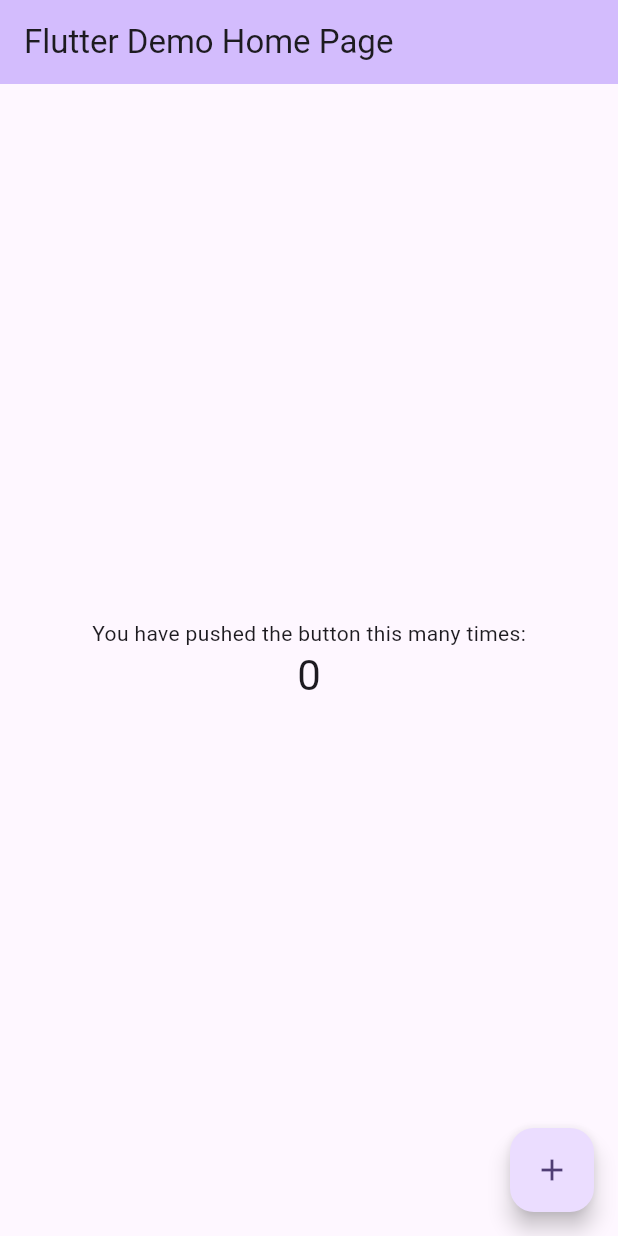
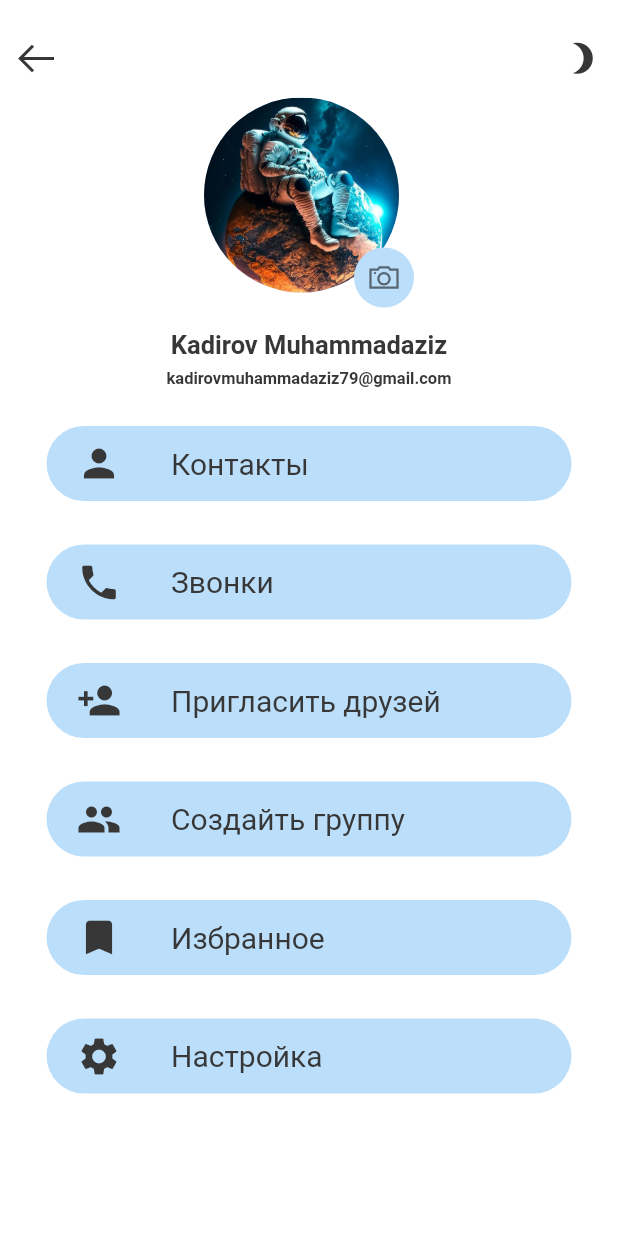
Before and after one commit to JanibekJali/Kezek, a Flutter app: the screen it shows after launch, on a phone screen of 412 x 824 dp. Run offline on Flutter 3.47's test engine with Material 2 defaults, Android fonts, the light colour scheme and no system bars; our stand-ins replace animated_theme_switcher, line_awesome_flutter.

Commit message:
Profile is done

```diff
--- /dev/null
+++ b/lib/app/constants/theme_const.dart
@@ -0,0 +1,34 @@
+import 'package:flutter/material.dart';
+
+//contants  color
+const kDarkPrimaryColor = Color(0xff212121);
+const kDarkSecondaryColor = Color(0xff373737);
+const kLightSecondaryColor = Color(0xfff3f7fb);
+const kLightPrimaryColor = Color(0xffffffff);
+//theme dark
+final kDarkTheme = ThemeData(
+  brightness: Brightness.dark,
+  primaryColor: kDarkPrimaryColor,
+  canvasColor: kDarkPrimaryColor,
+  backgroundColor: kDarkSecondaryColor,
+  iconTheme: ThemeData.dark().iconTheme.copyWith(color: kLightSecondaryColor),
+  textTheme: ThemeData.dark().textTheme.apply(
+        bodyColor: kLightSecondaryColor,
+        displayColor: kLightSecondaryColor,
+      ),
+);
+//theme light
+final kLightTheme = ThemeData(
+  brightness: Brightness.light,
+  primaryColor: kLightPrimaryColor,
+  canvasColor: kLightPrimaryColor,
+  backgroundColor: kLightSecondaryColor,
+  iconTheme: ThemeData.light().iconTheme.copyWith(color: kDarkSecondaryColor),
+  textTheme: ThemeData.light().textTheme.apply(
+        bodyColor: kDarkSecondaryColor,
+        displayColor: kDarkSecondaryColor,
+      ),
+);
+// size
+final kTitleTextStyly = TextStyle(fontSize: 17, fontWeight: FontWeight.w600);
+final kSubTitleTextStyly = TextStyle(fontSize: 11, fontWeight: FontWeight.w600);
--- /dev/null
+++ b/lib/app/views/profile/MyProfileView.dart
@@ -0,0 +1,35 @@
+import 'package:flutter/material.dart';
+import 'package:kazek/app/views/widgets/avatar%20widget/avatar_widgets.dart';
+import 'package:kazek/app/views/widgets/menu%20widget/menu_widget.dart';
+import 'package:kazek/app/views/widgets/profile%20name/profileName.dart';
+
+
+class MyProfileView extends StatefulWidget {
+  const MyProfileView({Key? key}) : super(key: key);
+
+  @override
+  _MyProfileViewState createState() => _MyProfileViewState();
+}
+
+class _MyProfileViewState extends State<MyProfileView> {
+  @override
+  Widget build(BuildContext context) {
+    return SafeArea(
+      child: Scaffold(
+        body: Column(
+          children: [
+            SizedBox(
+              height: 15,
+            ),
+            CircleAvatarWidgets(),
+            SizedBox(
+              height: 15,
+            ),
+            ProfileName(),
+            MenuWidget(),
+          ],
+        ),
+      ),
+    );
+  }
+}
--- /dev/null
+++ b/lib/app/views/widgets/avatar widget/avatar_widgets.dart
@@ -0,0 +1,74 @@
+import 'package:animated_theme_switcher/animated_theme_switcher.dart';
+import 'package:flutter/material.dart';
+import 'package:kazek/app/constants/theme_const.dart';
+import 'package:line_awesome_flutter/line_awesome_flutter.dart';
+
+class CircleAvatarWidgets extends StatelessWidget {
+  const CircleAvatarWidgets({
+    super.key,
+  });
+
+  @override
+  Widget build(BuildContext context) {
+    return Row(
+      mainAxisAlignment: MainAxisAlignment.spaceBetween,
+      crossAxisAlignment: CrossAxisAlignment.start,
+      children: [
+        IconButton(
+          onPressed: () {},
+          icon: Icon(
+            LineAwesomeIcons.arrow_left,
+            size: 40,
+          ),
+        ),
+        Container(
+          margin: EdgeInsets.only(top: 50),
+          height: 140,
+          width: 140,
+          child: Stack(children: [
+            CircleAvatar(
+              radius: 65,
+              backgroundImage: AssetImage('assets/images/profile.jpeg'),
+            ),
+            Align(
+              alignment: Alignment.bottomRight,
+              child: Container(
+                height: 40,
+                width: 40,
+                decoration: BoxDecoration(
+                    color: Theme.of(context).primaryColorLight,
+                    shape: BoxShape.circle),
+                child: IconButton(
+                    onPressed: () {},
+                    icon: Icon(
+                      LineAwesomeIcons.camera,
+                      color: Theme.of(context).unselectedWidgetColor,
+                      size: 25,
+                    )),
+              ),
+            ),
+          ]),
+        ),
+        ThemeSwitcher.withTheme(
+          builder: (_, switcher, theme) {
+            return IconButton(
+              onPressed: () => switcher.changeTheme(
+                theme: theme.brightness == Brightness.light
+                    ? kDarkTheme
+                    : kLightTheme,
+              ),
+              icon: const Icon(Icons.brightness_3, size: 25),
+            );
+          },
+        ),
+      ],
+    );
+  }
+}
+          //         child: IconButton(
+          //   onPressed: () {},
+          //   icon: Icon(
+          //     LineAwesomeIcons.sun,
+          //     size: 40,
+          //   ),
+          // ),
--- /dev/null
+++ b/lib/app/views/widgets/menu widget/contenersMenu.dart
@@ -0,0 +1,46 @@
+// ignore_for_file: public_member_api_docs, sort_constructors_first
+import 'package:flutter/material.dart';
+
+class MenuWidgets extends StatelessWidget {
+  IconData icon;
+  String text;
+  MenuWidgets({
+    Key? key,
+    required this.icon,
+    required this.text,
+  }) : super(key: key);
+
+  @override
+  Widget build(BuildContext context) {
+    return Column(
+      children: [
+        Container(
+          height: 50,
+          width: 350,
+          decoration: BoxDecoration(
+              borderRadius: BorderRadius.circular(25),
+              color: Theme.of(context).primaryColorLight),
+          child: Row(
+            crossAxisAlignment: CrossAxisAlignment.center,
+            children: [
+              SizedBox(
+                width: 20,
+              ),
+              Icon(
+                icon,
+                size: 30,
+              ),
+              SizedBox(
+                width: 33,
+              ),
+              Text(
+                text,
+                style: TextStyle(fontSize: 20),
+              ),
+            ],
+          ),
+        )
+      ],
+    );
+  }
+}
--- /dev/null
+++ b/lib/app/views/widgets/menu widget/menu_widget.dart
@@ -0,0 +1,56 @@
+import 'package:flutter/material.dart';
+import 'package:kazek/app/views/widgets/menu%20widget/contenersMenu.dart';
+
+class MenuWidget extends StatelessWidget {
+  const MenuWidget({Key? key}) : super(key: key);
+
+  @override
+  Widget build(BuildContext context) {
+    return Column(
+      children: [
+        SizedBox(
+          height: 25,
+        ),
+        MenuWidgets(
+          icon: Icons.person,
+          text: 'Контакты',
+        ),
+        SizedBox(
+          height: 29,
+        ),
+        MenuWidgets(
+          icon: Icons.phone,
+          text: 'Звонки',
+        ),
+        SizedBox(
+          height: 29,
+        ),
+        MenuWidgets(
+          icon: Icons.person_add,
+          text: 'Пригласить друзей',
+        ),
+        SizedBox(
+          height: 29,
+        ),
+        MenuWidgets(
+          icon: Icons.group,
+          text: 'Создайть группу',
+        ),
+        SizedBox(
+          height: 29,
+        ),
+        MenuWidgets(
+          icon: Icons.bookmark,
+          text: 'Избранное',
+        ),
+        SizedBox(
+          height: 29,
+        ),
+        MenuWidgets(
+          icon: Icons.settings,
+          text: 'Настройка',
+        ),
+      ],
+    );
+  }
+}
--- /dev/null
+++ b/lib/app/views/widgets/profile name/profileName.dart
@@ -0,0 +1,30 @@
+import 'package:flutter/material.dart';
+import 'package:kazek/app/constants/theme_const.dart';
+
+class ProfileName extends StatefulWidget {
+  const ProfileName({Key? key}) : super(key: key);
+
+  @override
+  _ProfileNameState createState() => _ProfileNameState();
+}
+
+class _ProfileNameState extends State<ProfileName> {
+  @override
+  Widget build(BuildContext context) {
+    return Column(
+      children: [
+        Text(
+          'Kadirov Muhammadaziz',
+          style: kTitleTextStyly,
+        ),
+        SizedBox(
+          height: 6,
+        ),
+        Text(
+          'kadirovmuhammadaziz79@gmail.com',
+          style: kSubTitleTextStyly,
+        ),
+      ],
+    );
+  }
+}
--- a/lib/main.dart
+++ b/lib/main.dart
@@ -1,125 +1,30 @@
+import 'package:animated_theme_switcher/animated_theme_switcher.dart';
 import 'package:flutter/material.dart';
+import 'package:kazek/app/constants/theme_const.dart';
+
+import 'app/views/profile/MyProfileView.dart';
+
 
 void main() {
-  runApp(const MyApp());
+  runApp(App());
 }
 
-class MyApp extends StatelessWidget {
-  const MyApp({super.key});
-
-  // This widget is the root of your application.
-  @override
-  Widget build(BuildContext context) {
-    return MaterialApp(
-      title: 'Flutter Demo',
-      theme: ThemeData(
-        // This is the theme of your application.
-        //
-        // TRY THIS: Try running your application with "flutter run". You'll see
-        // the application has a blue toolbar. Then, without quitting the app,
-        // try changing the seedColor in the colorScheme below to Colors.green
-        // and then invoke "hot reload" (save your changes or press the "hot
-        // reload" button in a Flutter-supported IDE, or press "r" if you used
-        // the command line to start the app).
-        //
-        // Notice that the counter didn't reset back to zero; the application
-        // state is not lost during the reload. To reset the state, use hot
-        // restart instead.
-        //
-        // This works for code too, not just values: Most code changes can be
-        // tested with just a hot reload.
-        colorScheme: ColorScheme.fromSeed(seedColor: Colors.deepPurple),
-        useMaterial3: true,
-      ),
-      home: const MyHomePage(title: 'Flutter Demo Home Page'),
-    );
-  }
-}
-
-class MyHomePage extends StatefulWidget {
-  const MyHomePage({super.key, required this.title});
-
-  // This widget is the home page of your application. It is stateful, meaning
-  // that it has a State object (defined below) that contains fields that affect
-  // how it looks.
-
-  // This class is the configuration for the state. It holds the values (in this
-  // case the title) provided by the parent (in this case the App widget) and
-  // used by the build method of the State. Fields in a Widget subclass are
-  // always marked "final".
-
-  final String title;
-
-  @override
-  State<MyHomePage> createState() => _MyHomePageState();
-}
-
-class _MyHomePageState extends State<MyHomePage> {
-  int _counter = 0;
-
-  void _incrementCounter() {
-    setState(() {
-      // This call to setState tells the Flutter framework that something has
-      // changed in this State, which causes it to rerun the build method below
-      // so that the display can reflect the updated values. If we changed
-      // _counter without calling setState(), then the build method would not be
-      // called again, and so nothing would appear to happen.
-      _counter++;
-    });
-  }
+class App extends StatelessWidget {
+  const App({super.key});
 
   @override
   Widget build(BuildContext context) {
-    // This method is rerun every time setState is called, for instance as done
-    // by the _incrementCounter method above.
-    //
-    // The Flutter framework has been optimized to make rerunning build methods
-    // fast, so that you can just rebuild anything that needs updating rather
-    // than having to individually change instances of widgets.
-    return Scaffold(
-      appBar: AppBar(
-        // TRY THIS: Try changing the color here to a specific color (to
-        // Colors.amber, perhaps?) and trigger a hot reload to see the AppBar
-        // change color while the other colors stay the same.
-        backgroundColor: Theme.of(context).colorScheme.inversePrimary,
-        // Here we take the value from the MyHomePage object that was created by
-        // the App.build method, and use it to set our appbar title.
-        title: Text(widget.title),
-      ),
-      body: Center(
-        // Center is a layout widget. It takes a single child and positions it
-        // in the middle of the parent.
-        child: Column(
-          // Column is also a layout widget. It takes a list of children and
-          // arranges them vertically. By default, it sizes itself to fit its
-          // children horizontally, and tries to be as tall as its parent.
-          //
-          // Column has various properties to control how it sizes itself and
-          // how it positions its children. Here we use mainAxisAlignment to
-          // center the children vertically; the main axis here is the vertical
-          // axis because Columns are vertical (the cross axis would be
-          // horizontal).
-          //
-          // TRY THIS: Invoke "debug painting" (choose the "Toggle Debug Paint"
-          // action in the IDE, or press "p" in the console), to see the
-          // wireframe for each widget.
-          mainAxisAlignment: MainAxisAlignment.center,
-          children: <Widget>[
-            const Text(
-              'You have pushed the button this many times:',
-            ),
-            Text(
-              '$_counter',
-              style: Theme.of(context).textTheme.headlineMedium,
-            ),
-          ],
-        ),
-      ),
-      floatingActionButton: FloatingActionButton(
-        onPressed: _incrementCounter,
-        tooltip: 'Increment',
-        child: const Icon(Icons.add),
-      ), // This trailing comma makes auto-formatting nicer for build methods.
-    );
+    final isPlatformDark =
+        WidgetsBinding.instance.window.platformBrightness == Brightness.dark;
+    final initTheme = isPlatformDark ? kDarkTheme : kLightTheme;
+    return ThemeProvider(
+        initTheme: initTheme,
+        builder: (_, myTheme) {
+          return MaterialApp(
+            theme: myTheme,
+            home: MyProfileView(),
+            debugShowCheckedModeBanner: false,
+          );
+        });
   }
 }
```
Also changed, not shown: pubspec.yaml (+6 -6 lines), assets/images/photo.jpg (added), assets/images/profile.jpeg (added), pubspec.lock.
